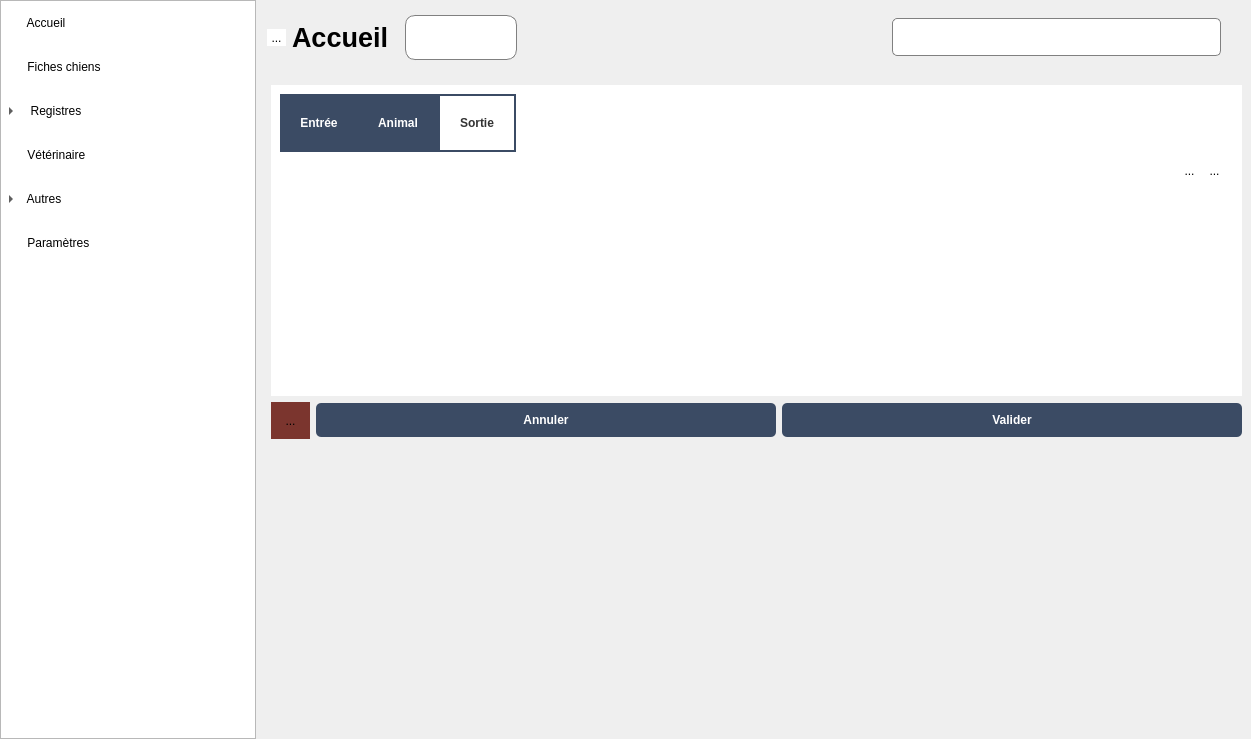
Before: the Qt Designer form mainwindow.ui in ArtAuc/mkrescue, drawn with Qt 5.
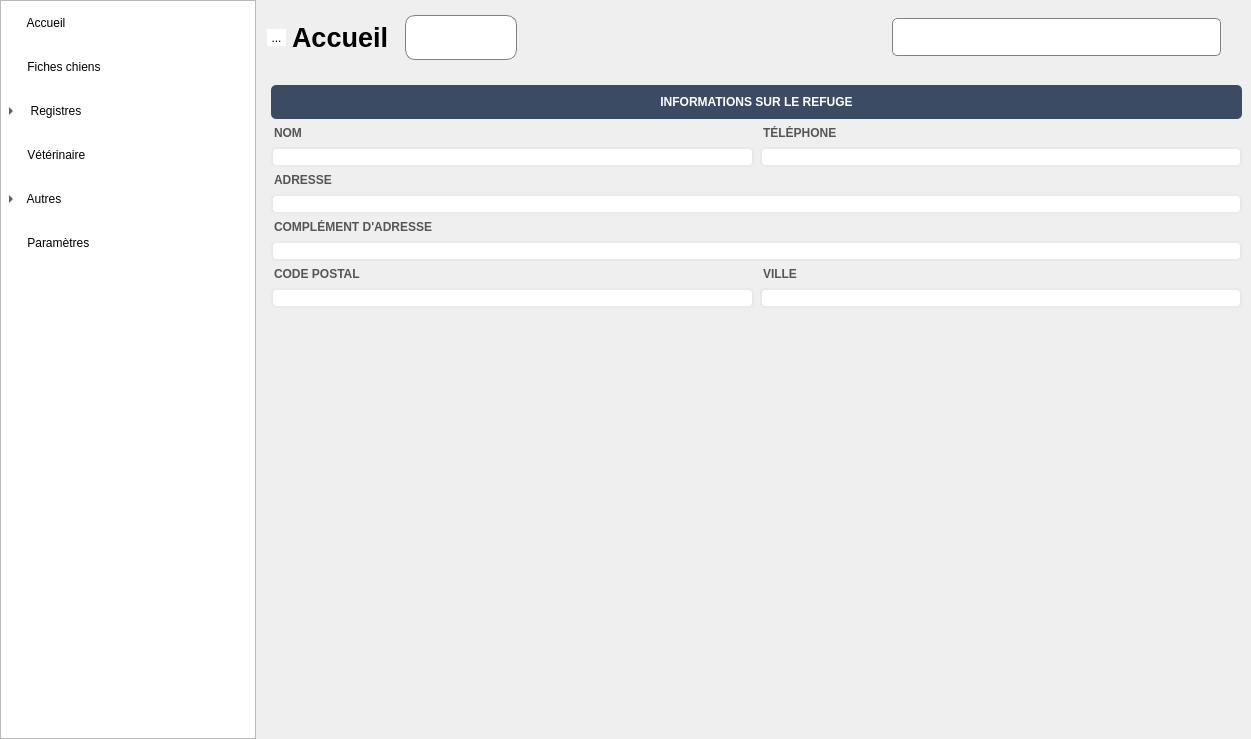
After: the same form once the commit is applied. Icons and pictures are not drawn. Custom widgets are drawn as their Qt base class.

Commit message: View for settings page

What changed in the file:
```diff
--- a/mainwindow.ui
+++ b/mainwindow.ui
@@ -479,7 +479,7 @@
          <enum>QFrame::NoFrame</enum>
         </property>
         <property name="currentIndex">
-         <number>3</number>
+         <number>4</number>
         </property>
         <widget class="QWidget" name="homePage"/>
         <widget class="QWidget" name="dogCardsPage">
@@ -1484,6 +1484,148 @@
           </item>
          </layout>
         </widget>
+        <widget class="SettingsPage" name="settingsPage">
+         <property name="styleSheet">
+          <string notr="true">QLabel{
+	margin:0;
+	margin-bottom:1px;
+	color:#555;
+	font-weight:bold;
+	qproperty-alignment: AlignBottom
+}
+
+QLineEdit, QDateTimeEdit, QComboBox, QDoubleSpinBox {
+	border: 2px solid #e7e9ed;
+	border-radius: 5px;
+	font-weight:normal;
+}
+</string>
+         </property>
+         <layout class="QGridLayout" name="gridLayout_8">
+          <item row="5" column="1">
+           <layout class="QVBoxLayout" name="cityShelterEditLayout">
+            <item>
+             <widget class="QLabel" name="cityShelterEditLabel">
+              <property name="text">
+               <string>VILLE</string>
+              </property>
+             </widget>
+            </item>
+            <item>
+             <widget class="QLineEdit" name="cityShelterEdit"/>
+            </item>
+           </layout>
+          </item>
+          <item row="4" column="0" colspan="2">
+           <layout class="QVBoxLayout" name="address2ShelterEditLayout">
+            <item>
+             <widget class="QLabel" name="address2ShelterEditLabel">
+              <property name="text">
+               <string>COMPLÉMENT D'ADRESSE</string>
+              </property>
+             </widget>
+            </item>
+            <item>
+             <widget class="QLineEdit" name="address2ShelterEdit"/>
+            </item>
+           </layout>
+          </item>
+          <item row="1" column="1">
+           <layout class="QVBoxLayout" name="phoneShelterEditLayout">
+            <item>
+             <widget class="QLabel" name="phoneShelterEditLabel">
+              <property name="text">
+               <string>TÉLÉPHONE</string>
+              </property>
+             </widget>
+            </item>
+            <item>
+             <widget class="QLineEdit" name="phoneShelterEdit"/>
+            </item>
+           </layout>
+          </item>
+          <item row="0" column="0" colspan="2">
+           <widget class="QLabel" name="shelterInfosLabel">
+            <property name="sizePolicy">
+             <sizepolicy hsizetype="Preferred" vsizetype="Fixed">
+              <horstretch>0</horstretch>
+              <verstretch>0</verstretch>
+             </sizepolicy>
+            </property>
+            <property name="styleSheet">
+             <string notr="true">QLabel {
+	qproperty-alignment: 'AlignCenter';
+	padding:10px;
+	color:white;
+	background-color:#3b4b64;
+	border-radius:5px;
+}</string>
+            </property>
+            <property name="text">
+             <string>INFORMATIONS SUR LE REFUGE</string>
+            </property>
+            <property name="alignment">
+             <set>Qt::AlignCenter</set>
+            </property>
+           </widget>
+          </item>
+          <item row="3" column="0" colspan="2">
+           <layout class="QVBoxLayout" name="addressShelterEditLayout">
+            <item>
+             <widget class="QLabel" name="addressShelterEditLabel">
+              <property name="text">
+               <string>ADRESSE</string>
+              </property>
+             </widget>
+            </item>
+            <item>
+             <widget class="QLineEdit" name="addressShelterEdit"/>
+            </item>
+           </layout>
+          </item>
+          <item row="1" column="0">
+           <layout class="QVBoxLayout" name="nameShelterEditLayout">
+            <item>
+             <widget class="QLabel" name="nameShelterEditLabel">
+              <property name="text">
+               <string>NOM</string>
+              </property>
+             </widget>
+            </item>
+            <item>
+             <widget class="QLineEdit" name="nameShelterEdit"/>
+            </item>
+           </layout>
+          </item>
+          <item row="5" column="0">
+           <layout class="QVBoxLayout" name="postalCodeShelterEditLayout">
+            <item>
+             <widget class="QLabel" name="postalCodeShelterEditLabel">
+              <property name="text">
+               <string>CODE POSTAL</string>
+              </property>
+             </widget>
+            </item>
+            <item>
+             <widget class="QLineEdit" name="postalCodeShelterEdit"/>
+            </item>
+           </layout>
+          </item>
+          <item row="6" column="0" colspan="2">
+           <spacer name="verticalSpacer_2">
+            <property name="orientation">
+             <enum>Qt::Vertical</enum>
+            </property>
+            <property name="sizeHint" stdset="0">
+             <size>
+              <width>20</width>
+              <height>40</height>
+             </size>
+            </property>
+           </spacer>
+          </item>
+         </layout>
+        </widget>
         <widget class="DogRegistry" name="careRegistryPage">
          <layout class="QVBoxLayout" name="verticalLayout">
           <property name="spacing">
@@ -2168,6 +2310,12 @@
    <header>registry.h</header>
    <container>1</container>
   </customwidget>
+  <customwidget>
+   <class>SettingsPage</class>
+   <extends>QWidget</extends>
+   <header>settingspage.h</header>
+   <container>1</container>
+  </customwidget>
  </customwidgets>
  <tabstops>
   <tabstop>lostTabWidget</tabstop>
```
The commit also changes 11 other files.
